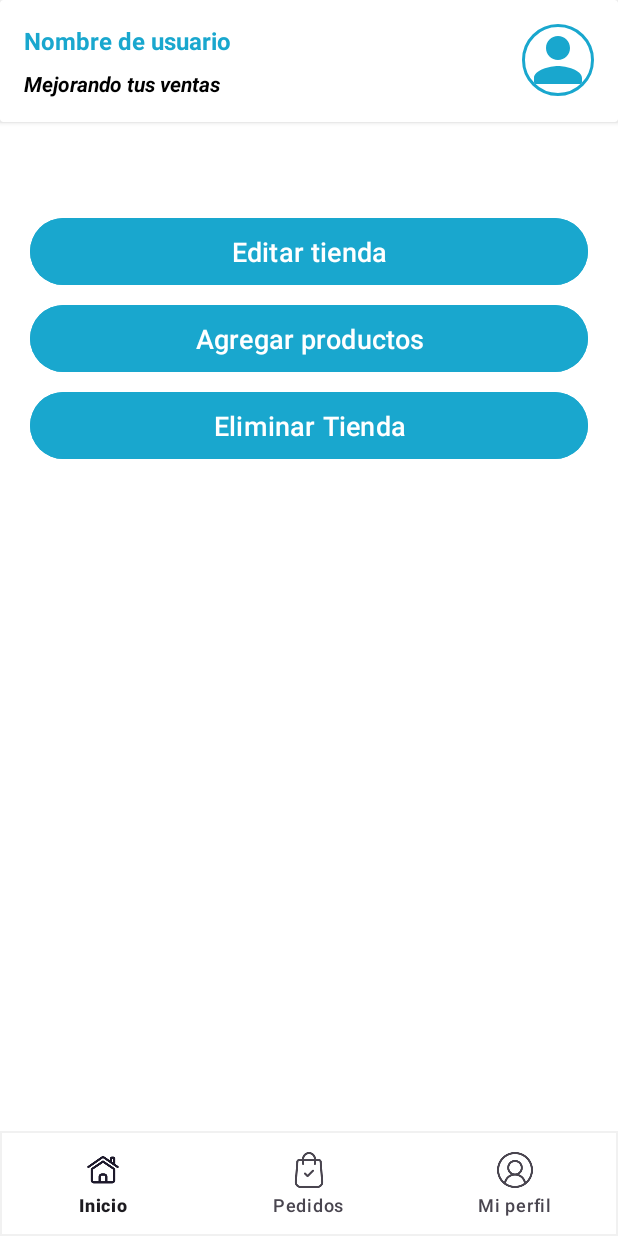
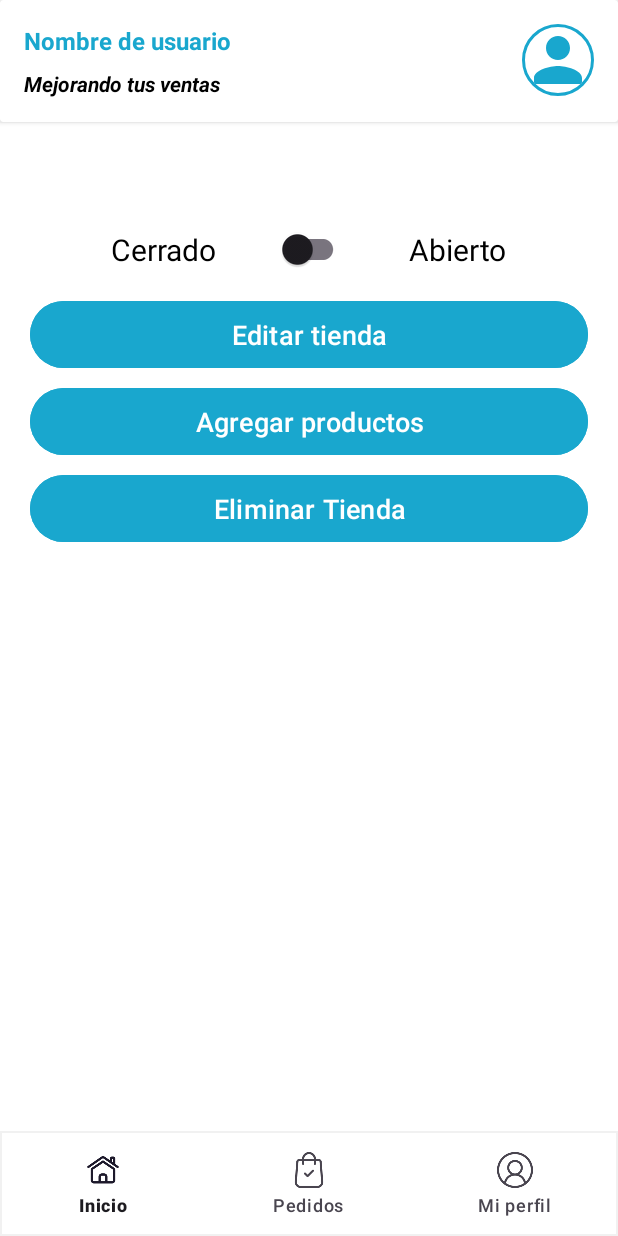
Before and after one commit to Axel030705/Deli-Ever-Oficial, an Android app: the FragmentInicioV screen opened directly, with no data from a screen before it, on a phone screen of 412 x 824 dp. Run offline under Robolectric (Android 15) with nearby library versions, the light colour scheme and no system bars; our stand-ins replace CircleImageView, Firebase (no records; nobody signed in at launch, a user with empty details on screens opened directly), Picasso.

Commit message:
Estados de la tienda (Cerrado, Abierto)

```diff
--- a/app/src/main/res/layout/fragment_inicio_v.xml
+++ b/app/src/main/res/layout/fragment_inicio_v.xml
@@ -70,12 +70,63 @@
             android:layout_height="wrap_content">
         </androidx.recyclerview.widget.RecyclerView>
 
+        <LinearLayout
+            android:layout_width="match_parent"
+            android:layout_height="wrap_content"
+            android:layout_marginStart="20dp"
+            android:layout_marginTop="40dp"
+            android:layout_marginEnd="20dp"
+            android:gravity="center"
+            android:orientation="vertical">
+
+            <LinearLayout
+                android:layout_width="match_parent"
+                android:layout_height="wrap_content"
+                android:orientation="horizontal"
+                android:gravity="center">
+
+                <TextView
+                    android:id="@+id/textViewCerrado"
+                    android:layout_width="wrap_content"
+                    android:layout_height="wrap_content"
+                    android:text="Cerrado"
+                    android:textSize="20sp"
+                    android:textColor="@color/black"
+                    tools:ignore="HardcodedText" />
+
+                <View
+                    android:layout_width="40dp"
+                    android:layout_height="50dp"/>
+
+                <androidx.appcompat.widget.SwitchCompat
+                    android:id="@+id/btn_estado"
+                    android:layout_width="wrap_content"
+                    android:layout_height="wrap_content"
+                    android:checked="false" />
+
+                <View
+                    android:layout_width="40dp"
+                    android:layout_height="50dp"/>
+
+                <TextView
+                    android:id="@+id/textViewAbierto"
+                    android:layout_width="wrap_content"
+                    android:layout_height="wrap_content"
+                    android:text="Abierto"
+                    android:textSize="20sp"
+                    android:textColor="@color/black"
+                    tools:ignore="HardcodedText" />
+
+            </LinearLayout>
+
+        </LinearLayout>
+
         <Button
             android:id="@+id/Btn_EditarTienda"
             android:layout_width="match_parent"
             android:layout_height="wrap_content"
             android:layout_marginStart="20dp"
-            android:layout_marginTop="40dp"
+            android:layout_marginTop="5dp"
             android:layout_marginEnd="20dp"
             android:backgroundTint="@color/azulCielo"
             android:padding="10dp"
```
Also changed, not shown: app/src/main/java/Cliente/FragmentInicio.java (+6 -1 lines), app/src/main/java/Vendedor/Activity_Vendedor.java (+7 -4 lines), app/src/main/java/Vendedor/FragmentInicioV.java (+129 -114 lines), app/src/main/java/Vendedor/Tiendas/TiendaAdapter.java (+15 -11 lines), app/src/main/java/Vendedor/Tiendas/TiendaClase.java (+10 -1 lines), app/src/main/java/Vendedor/Tiendas/TiendaViewHolder.java (+27 -21 lines), app/src/main/res/drawable/borde_bkg.xml (added, +9 -0 lines), app/src/main/res/layout/activity_vendedor.xml (+40 -0 lines), app/src/main/res/layout/item_tienda.xml (+8 -0 lines).
